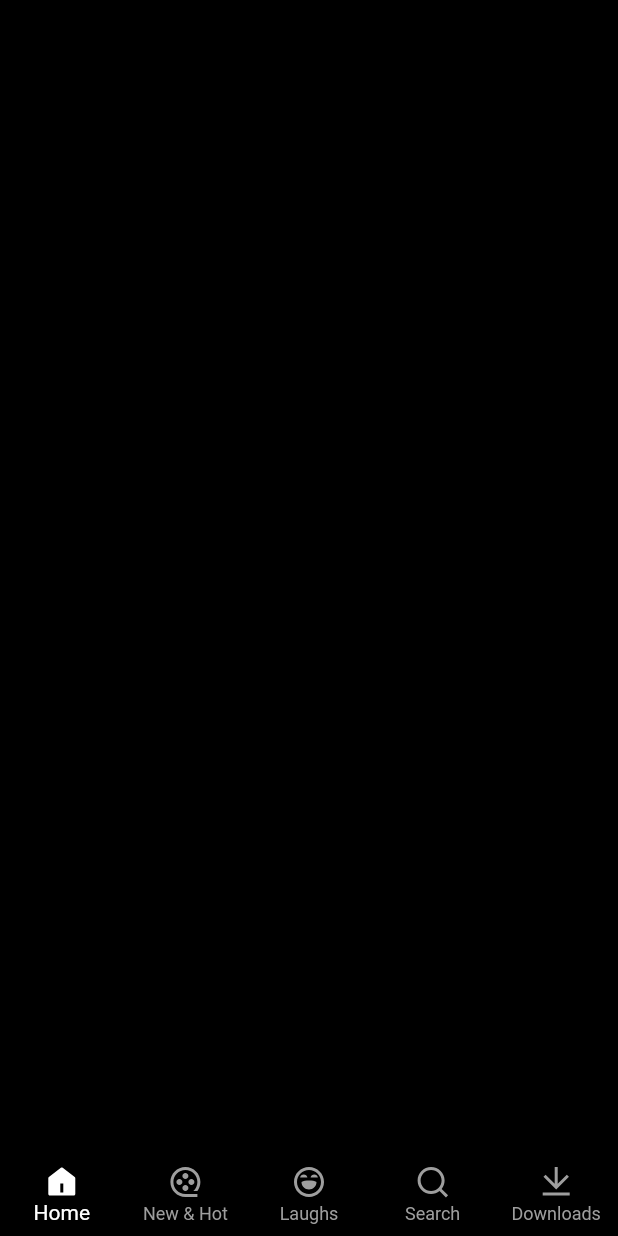
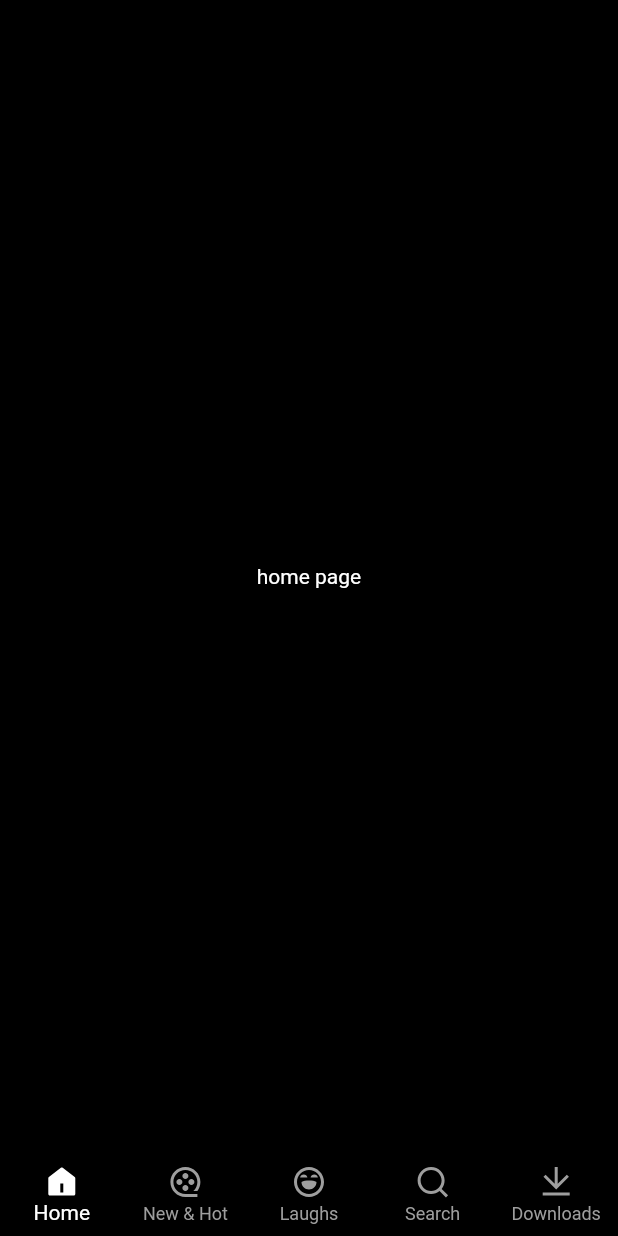
Before and after one commit to aninarafath6/flutter-netflix-clone, a Flutter app: the screen it shows after launch, on a phone screen of 412 x 824 dp. Run offline on Flutter 3.47's test engine with Material 2 defaults, Android fonts, the phone set to English and light mode, and no system bars; our stand-ins replace remixicon.

Commit message:
main pages

```diff
--- /dev/null
+++ b/lib/core/theme/app_theme.dart
@@ -0,0 +1,17 @@
+import 'package:flutter/material.dart';
+
+import '../colors/app_colors.dart';
+
+class AppTheme {
+  static ThemeData theme = ThemeData(
+    scaffoldBackgroundColor: AppColors.scaffoldColor,
+    textTheme: const TextTheme(
+      bodyText1: TextStyle(
+        color: Colors.white,
+      ),
+      bodyText2: TextStyle(
+        color: Colors.white,
+      ),
+    ),
+  );
+}
--- a/lib/main.dart
+++ b/lib/main.dart
@@ -1,5 +1,5 @@
 import 'package:flutter/material.dart';
-import 'package:netflix_clone/core/colors/app_colors.dart';
+import 'package:netflix_clone/core/theme/app_theme.dart';
 import 'package:netflix_clone/presentation/screen/main_screen/main_screen.dart';
 
 void main() {
@@ -11,11 +11,10 @@ class MyApp extends StatelessWidget {
   @override
   Widget build(BuildContext context) {
     return MaterialApp(
-      title: 'Flutter Demo',
+      title: 'Netflix Clone',
       debugShowCheckedModeBanner: false,
-      theme: ThemeData(
-        scaffoldBackgroundColor: AppColors.scaffoldColor,
-      ),
+      themeMode: ThemeMode.dark,
+      theme: AppTheme.theme,
       home: const MainScreen(),
     );
   }
--- a/lib/presentation/screen/main_screen/main_screen.dart
+++ b/lib/presentation/screen/main_screen/main_screen.dart
@@ -1,13 +1,30 @@
 import 'package:flutter/material.dart';
 import 'package:netflix_clone/presentation/screen/main_screen/widgets/bottom_nav.dart';
+import 'package:netflix_clone/presentation/screen/pages/downloads_page/downloads_page.dart';
+import 'package:netflix_clone/presentation/screen/pages/home_page/home_page.dart';
+import 'package:netflix_clone/presentation/screen/pages/laughs_page/laughs_page.dart';
+import 'package:netflix_clone/presentation/screen/pages/new_and_hot_page/new_and_hot_page.dart';
+import 'package:netflix_clone/presentation/screen/pages/search_page/search_page.dart';
 
 class MainScreen extends StatelessWidget {
   const MainScreen({Key? key}) : super(key: key);
 
+  final List<Widget> pages = const [
+    HomePage(),
+    NewAndHotPage(),
+    Laughs(),
+    SearchPage(),
+    DownloadsPage(),
+  ];
+
   @override
   Widget build(BuildContext context) {
-    return const Scaffold(
-      bottomNavigationBar: BottomNav(),
+    return Scaffold(
+      body: PageView.builder(
+        itemCount: pages.length,
+        itemBuilder: (context, index) => pages[index],
+      ),
+      bottomNavigationBar: const BottomNav(),
     );
   }
 }
--- /dev/null
+++ b/lib/presentation/screen/pages/home_page/home_page.dart
@@ -0,0 +1,12 @@
+import 'package:flutter/material.dart';
+
+class HomePage extends StatelessWidget {
+  const HomePage({Key? key}) : super(key: key);
+
+  @override
+  Widget build(BuildContext context) {
+    return const Center(
+      child: Text('home page'),
+    );
+  }
+}
```
Also changed, not shown: lib/presentation/screen/pages/downloads_page/downloads_page.dart (added, +12 -0 lines), lib/presentation/screen/pages/laughs_page/laughs_page.dart (added, +12 -0 lines), lib/presentation/screen/pages/new_and_hot_page/new_and_hot_page.dart (added, +12 -0 lines), lib/presentation/screen/pages/search_page/search_page.dart (added, +12 -0 lines).
